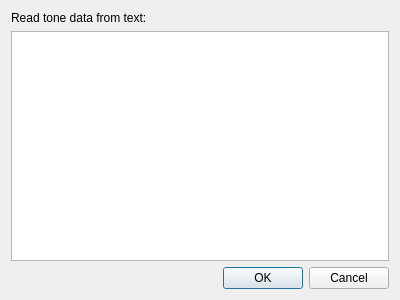
The window that Test-MAME-YM2608/readtextdialog.ui (rerrahkr/YM2608-Tone-Editor) describes before a commit, drawn with Qt 5.
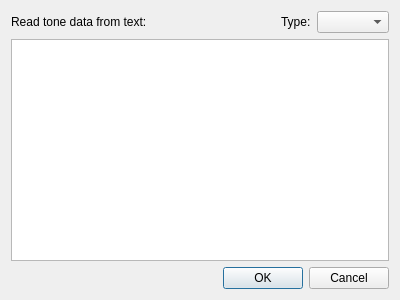
The same window after the commit.

Diff of the .ui file:
```diff
--- a/Test-MAME-YM2608/readtextdialog.ui
+++ b/Test-MAME-YM2608/readtextdialog.ui
@@ -14,6 +14,26 @@
    <string>Read text</string>
   </property>
   <layout class="QGridLayout" name="gridLayout">
+   <item row="0" column="1">
+    <spacer name="horizontalSpacer">
+     <property name="orientation">
+      <enum>Qt::Horizontal</enum>
+     </property>
+     <property name="sizeHint" stdset="0">
+      <size>
+       <width>40</width>
+       <height>20</height>
+      </size>
+     </property>
+    </spacer>
+   </item>
+   <item row="0" column="2">
+    <widget class="QLabel" name="label_2">
+     <property name="text">
+      <string>Type:</string>
+     </property>
+    </widget>
+   </item>
    <item row="0" column="0">
     <widget class="QLabel" name="label">
      <property name="text">
@@ -21,7 +41,13 @@
      </property>
     </widget>
    </item>
-   <item row="2" column="0">
+   <item row="0" column="3">
+    <widget class="QComboBox" name="comboBox"/>
+   </item>
+   <item row="1" column="0" colspan="4">
+    <widget class="QPlainTextEdit" name="plainTextEdit"/>
+   </item>
+   <item row="2" column="0" colspan="4">
     <widget class="QDialogButtonBox" name="buttonBox">
      <property name="orientation">
       <enum>Qt::Horizontal</enum>
@@ -31,9 +57,6 @@
      </property>
     </widget>
    </item>
-   <item row="1" column="0">
-    <widget class="QPlainTextEdit" name="plainTextEdit"/>
-   </item>
   </layout>
  </widget>
  <resources/>
```
